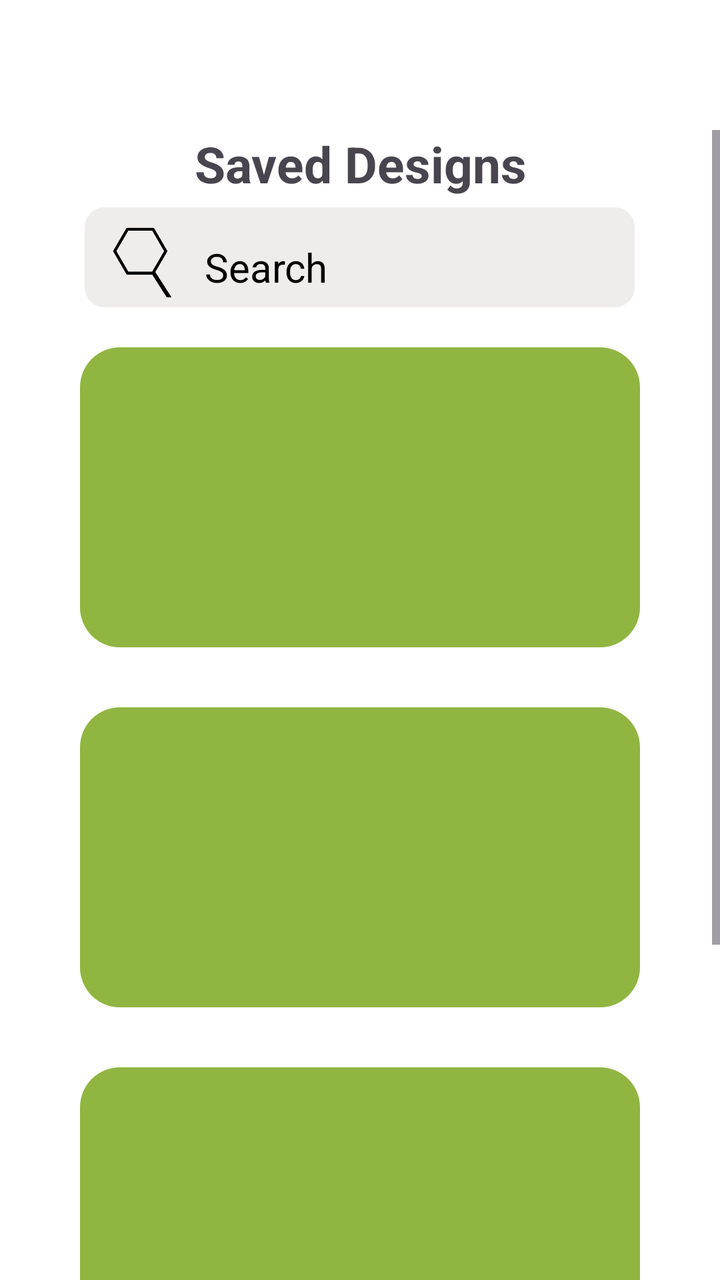
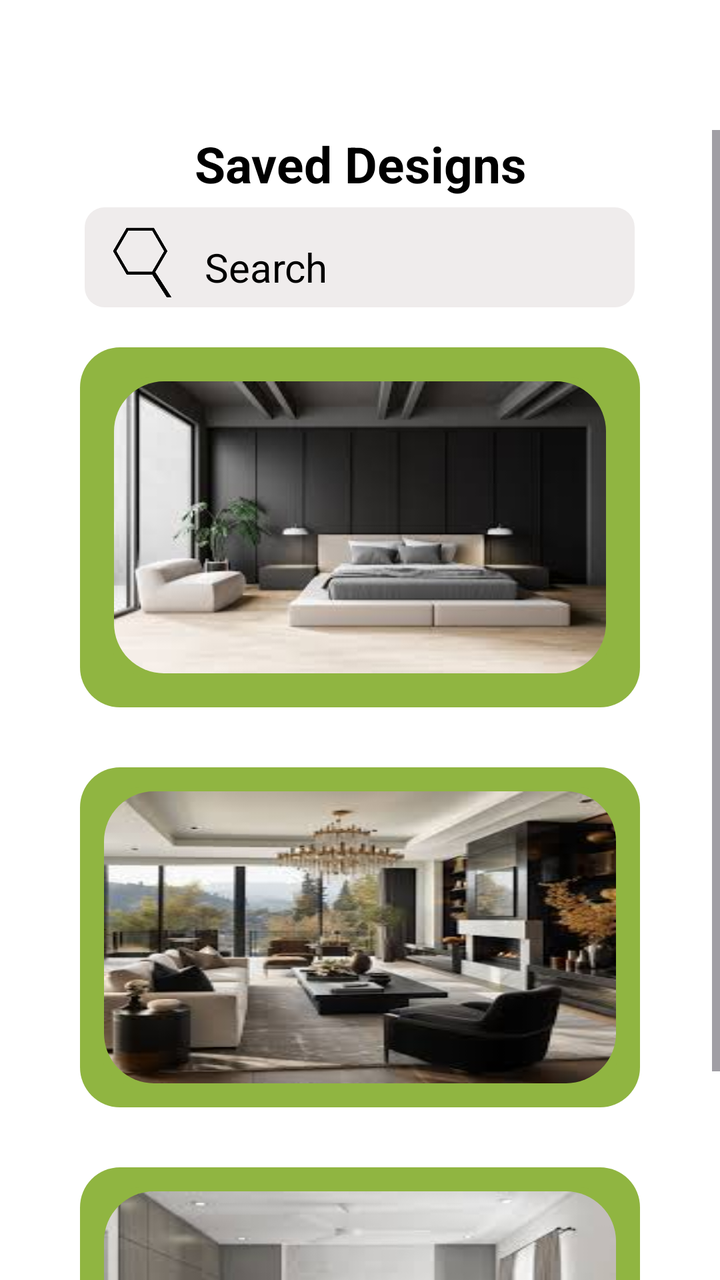

Screens rendered from an Android XML layout before and after an edit, with the pre-edit source and the edit as a unified diff.
<!-- AndroidManifest.xml: application theme Theme.LayoutLab -->
<!-- res/layout/activity_saved_design.xml -->
<?xml version="1.0" encoding="utf-8"?>
<LinearLayout xmlns:android="http://schemas.android.com/apk/res/android"
    xmlns:app="http://schemas.android.com/apk/res-auto"
    xmlns:tools="http://schemas.android.com/tools"
    android:id="@+id/main"
    android:layout_width="match_parent"
    android:layout_height="match_parent"
    tools:context=".savedDesign"
    android:orientation="vertical"
    android:background="@color/white">

    <LinearLayout
        android:layout_width="match_parent"
        android:layout_height="wrap_content"
        android:orientation="vertical">

        
        <LinearLayout
            android:layout_width="match_parent"
            android:layout_height="wrap_content"
            android:padding="5dp">

            <LinearLayout
                android:layout_width="0dp"
                android:layout_height="50dp"
                android:layout_weight="1"
                android:orientation="horizontal"
                android:gravity="start">

                <Button
                    android:id="@+id/btn_backSavedDesigns"
                    android:layout_width="50dp"
                    android:layout_height="50dp"
                    android:backgroundTint="@android:color/transparent"
                    android:foreground="@drawable/back_icon" />

            </LinearLayout>

            <LinearLayout
                android:layout_width="0dp"
                android:layout_height="50dp"
                android:layout_weight="1"
                android:orientation="horizontal"
                android:gravity="center">

                <com.google.android.material.button.MaterialButton
                    android:id="@+id/btn_logoHome"
                    android:layout_width="50dp"
                    android:layout_height="50dp"
                    android:foreground="@drawable/logo_transparent"
                    app:backgroundTint="@android:color/transparent"
                    android:clickable="false"/>

            </LinearLayout>

            <LinearLayout
                android:layout_width="0dp"
                android:layout_height="50dp"
                android:layout_weight="1"
                android:orientation="horizontal"
                android:gravity="start">

                <LinearLayout
                    android:layout_width="0dp"
                    android:layout_height="50dp"
                    android:layout_weight="1"
                    android:orientation="horizontal"
                    android:gravity="end">

                    <Button
                        android:id="@+id/btn_profileSavedDesigns"
                        android:layout_width="50dp"
                        android:layout_height="50dp"
                        android:backgroundTint="@android:color/transparent"
                        android:foreground="@drawable/profile_icon" />

                </LinearLayout>

            </LinearLayout>

        </LinearLayout>

        <ScrollView
            android:layout_width="match_parent"
            android:layout_height="0dp"
            android:layout_weight="1"
            android:clipToPadding="false"
            android:paddingTop="5dp">

            <LinearLayout
                android:layout_width="match_parent"
                android:layout_height="wrap_content"
                android:orientation="vertical">

                <LinearLayout
                    android:layout_width="match_parent"
                    android:layout_height="wrap_content"
                    android:orientation="vertical">

                    <TextView
                        android:layout_width="match_parent"
                        android:layout_height="wrap_content"
                        android:textAlignment="center"
                        android:text="Saved Designs"
                        android:textSize="25sp"
                        android:textStyle="bold"/>

                </LinearLayout>

                
                <LinearLayout
                    android:layout_width="match_parent"
                    android:layout_height="wrap_content"
                    android:gravity="center"
                    android:layout_margin="5dp">

                    <LinearLayout
                        android:layout_width="275dp"
                        android:layout_height="50dp"
                        android:orientation="horizontal"
                        android:padding="5dp"
                        android:background="@drawable/search">

                        <ImageView
                            android:layout_width="50dp"
                            android:layout_height="50dp"
                            android:background="@drawable/search_icon"/>


                        <EditText
                            android:id="@+id/etx_searchSavedDesign"
                            android:layout_width="match_parent"
                            android:layout_height="50dp"
                            android:background="@android:color/transparent"
                            android:hint="@string/search"
                            android:inputType="text"
                            android:padding="3dp"
                            android:paddingStart="5dp"
                            android:paddingEnd="5sp"
                            android:textColorHint="@color/black"
                            android:textSize="20sp" />

                    </LinearLayout>

                </LinearLayout>

                <LinearLayout
                    android:layout_width="match_parent"
                    android:layout_height="wrap_content"
                    android:orientation="vertical"
                    android:gravity="center"
                    android:paddingLeft="40dp"
                    android:paddingRight="40dp">

                    
                    <LinearLayout
                        android:id="@+id/lin_item1Explore"
                        android:layout_width="match_parent"
                        android:layout_height="150dp"
                        android:orientation="vertical"
                        android:layout_marginTop="15dp"
                        android:layout_marginBottom="15dp"
                        android:padding="5dp"
                        android:background="@drawable/scrollview_items">

                        <TextView
                            android:layout_width="match_parent"
                            android:layout_height="wrap_content"

                            android:textSize="25sp"
                            android:textColor="@color/white"
                            android:padding="5dp"/>

                    </LinearLayout>

                    
                    <LinearLayout
                        android:id="@+id/lin_item2Explore"
                        android:layout_width="match_parent"
                        android:layout_height="150dp"
                        android:orientation="vertical"
                        android:layout_marginTop="15dp"
                        android:layout_marginBottom="15dp"
                        android:background="@drawable/scrollview_items">

                        <TextView
                            android:layout_width="match_parent"
                            android:layout_height="wrap_content"

                            android:textSize="25sp"
                            android:textColor="@color/white"
                            android:padding="5dp"/>

                    </LinearLayout>

                    
                    <LinearLayout
                        android:id="@+id/lin_item3Explore"
                        android:layout_width="match_parent"
                        android:layout_height="150dp"
                        android:orientation="vertical"
                        android:layout_marginTop="15dp"
                        android:layout_marginBottom="15dp"
                        android:background="@drawable/scrollview_items">

                        <TextView
                            android:layout_width="match_parent"
                            android:layout_height="wrap_content"

                            android:textSize="25sp"
                            android:textColor="@color/white"
                            android:padding="5dp"/>

                    </LinearLayout>

                    
                    <LinearLayout
                        android:id="@+id/lin_item4Explore"
                        android:layout_width="match_parent"
                        android:layout_height="150dp"
                        android:orientation="vertical"
                        android:layout_marginTop="15dp"
                        android:layout_marginBottom="15dp"
                        android:background="@drawable/scrollview_items">

                        <TextView
                            android:layout_width="match_parent"
                            android:layout_height="wrap_content"

                            android:textSize="25sp"
                            android:textColor="@color/white"
                            android:padding="5dp"/>

                    </LinearLayout>

                </LinearLayout>

            </LinearLayout>

        </ScrollView>

    </LinearLayout>

</LinearLayout>
<!-- resources referenced by this layout -->
<resources>
  <color name="black">#FF000000</color>
  <color name="white">#FFFFFFFF</color>
  <!-- drawable back_icon: png bitmap (drawable, 28075 bytes) -->
  <!-- drawable logo_transparent: png bitmap (drawable, 37070 bytes) -->
  <!-- drawable profile_icon: png bitmap (drawable, 40205 bytes) -->
  <!-- drawable scrollview_items (drawable) -->
  <?xml version="1.0" encoding="UTF-8"?>
  <shape
      xmlns:android="http://schemas.android.com/apk/res/android">
      <solid
          android:color="#90B541"
          />
      <corners
          android:radius="20dp"
          />
  </shape>
  <!-- drawable search (drawable) -->
  <?xml version="1.0" encoding="UTF-8"?>
  <shape
      xmlns:android="http://schemas.android.com/apk/res/android">
      <solid
          android:color="#EFECEC"
          />
      <corners
          android:radius="10dp"
          />
  </shape>
  <!-- drawable search_icon: png bitmap (drawable, 32151 bytes) -->
  <string name="search">Search</string>
  <style name="Theme.LayoutLab" parent="Base.Theme.LayoutLab" />
  <style name="Base.Theme.LayoutLab" parent="Theme.Material3.DayNight.NoActionBar">
          
          
      </style>
</resources>

<!-- the commit's change to res/layout/activity_saved_design.xml (unified diff, before → after) -->
@@ -101,6 +101,7 @@
                         android:layout_width="match_parent"
                         android:layout_height="wrap_content"
                         android:textAlignment="center"
+                        android:textColor="@color/black"
                         android:text="Saved Designs"
                         android:textSize="25sp"
                         android:textStyle="bold"/>
@@ -156,20 +157,31 @@
                     <LinearLayout
                         android:id="@+id/lin_item1Explore"
                         android:layout_width="match_parent"
-                        android:layout_height="150dp"
-                        android:orientation="vertical"
+                        android:layout_height="wrap_content"
+                        android:orientation="horizontal"
                         android:layout_marginTop="15dp"
                         android:layout_marginBottom="15dp"
                         android:padding="5dp"
                         android:background="@drawable/scrollview_items">
 
-                        <TextView
-                            android:layout_width="match_parent"
-                            android:layout_height="wrap_content"
-
-                            android:textSize="25sp"
-                            android:textColor="@color/white"
-                            android:padding="5dp"/>
+                        <LinearLayout
+                            android:layout_width="0dp"
+                            android:layout_height="150dp"
+                            android:layout_weight="1"
+                            android:orientation="vertical"
+                            android:layout_margin="10dp"
+                            android:padding="2dp"
+                            android:background="@drawable/scrollview_items">
+
+                            <ImageView
+                                android:layout_width="match_parent"
+                                android:layout_height="match_parent"
+                                android:src="@drawable/design_1"
+                                android:clipToOutline="true"
+                                android:background="@drawable/library_item"
+                                android:scaleType="fitXY"/>
+
+                        </LinearLayout>
 
                     </LinearLayout>
 
@@ -177,59 +189,81 @@
                     <LinearLayout
                         android:id="@+id/lin_item2Explore"
                         android:layout_width="match_parent"
-                        android:layout_height="150dp"
-                        android:orientation="vertical"
+                        android:layout_height="wrap_content"
+                        android:orientation="horizontal"
                         android:layout_marginTop="15dp"
                         android:layout_marginBottom="15dp"
                         android:background="@drawable/scrollview_items">
 
-                        <TextView
-                            android:layout_width="match_parent"
-                            android:layout_height="wrap_content"
-
-                            android:textSize="25sp"
-                            android:textColor="@color/white"
-                            android:padding="5dp"/>
-
-                    </LinearLayout>
+                        <LinearLayout
+                            android:layout_width="0dp"
+                            android:layout_height="150dp"
+                            android:layout_weight="1"
+                            android:orientation="vertical"
+                            android:layout_margin="10dp"
+                            android:padding="2dp"
+                            android:background="@drawable/scrollview_items">
+
+                            <ImageView
+                                android:layout_width="match_parent"
+                                android:layout_height="match_parent"
+                                android:src="@drawable/design_2"
+                                android:clipToOutline="true"
+                                android:background="@drawable/library_item"
+                                android:scaleType="fitXY"/>
+
+                        </LinearLayout>
+
+                    </LinearLayout>
+
+
+
+
+
+
+
+
+
+
+
+
+
+
+
+
+
+
+
+
 
                     
                     <LinearLayout
-                        android:id="@+id/lin_item3Explore"
-                        android:layout_width="match_parent"
-                        android:layout_height="150dp"
-                        android:orientation="vertical"
+                        android:id="@+id/lin_item4Explore"
+                        android:layout_width="match_parent"
+                        android:layout_height="wrap_content"
+                        android:orientation="horizontal"
                         android:layout_marginTop="15dp"
                         android:layout_marginBottom="15dp"
                         android:background="@drawable/scrollview_items">
 
-                        <TextView
-                            android:layout_width="match_parent"
-                            android:layout_height="wrap_content"
-
-                            android:textSize="25sp"
-                            android:textColor="@color/white"
-                            android:padding="5dp"/>
-
-                    </LinearLayout>
-
-                    
-                    <LinearLayout
-                        android:id="@+id/lin_item4Explore"
-                        android:layout_width="match_parent"
-                        android:layout_height="150dp"
-                        android:orientation="vertical"
-                        android:layout_marginTop="15dp"
-                        android:layout_marginBottom="15dp"
-                        android:background="@drawable/scrollview_items">
-
-                        <TextView
-                            android:layout_width="match_parent"
-                            android:layout_height="wrap_content"
-
-                            android:textSize="25sp"
-                            android:textColor="@color/white"
-                            android:padding="5dp"/>
+                        <LinearLayout
+                            android:layout_width="0dp"
+                            android:layout_height="150dp"
+                            android:layout_weight="1"
+                            android:orientation="vertical"
+                            android:layout_margin="10dp"
+                            android:padding="2dp"
+                            android:background="@drawable/scrollview_items">
+
+                            <ImageView
+                                android:layout_width="match_parent"
+                                android:layout_height="match_parent"
+                                android:src="@drawable/design_3"
+                                android:clipToOutline="true"
+                                android:background="@drawable/library_item"
+                                android:scaleType="fitXY"/>
+
+                        </LinearLayout>
 
                     </LinearLayout>
 
<!-- resource entries referenced after the edit -->
@@ -3,6 +3,19 @@
   <color name="black">#FF000000</color>
   <color name="white">#FFFFFFFF</color>
   <!-- drawable back_icon: png bitmap (drawable, 28075 bytes) -->
+  <!-- drawable design_1: jpg bitmap (drawable, 6171 bytes) -->
+  <!-- drawable design_2: jpg bitmap (drawable, 10132 bytes) -->
+  <!-- drawable design_3: jpg bitmap (drawable, 5565 bytes) -->
+  <!-- drawable library_item (drawable) -->
+  <?xml version="1.0" encoding="utf-8"?>
+  <shape xmlns:android="http://schemas.android.com/apk/res/android"
+      android:shape="rectangle">
+      <size
+          android:width="100dp"
+          android:height="100dp" />
+      <corners android:radius="25dp"/>
+  
+  </shape>
   <!-- drawable logo_transparent: png bitmap (drawable, 37070 bytes) -->
   <!-- drawable profile_icon: png bitmap (drawable, 40205 bytes) -->
   <!-- drawable scrollview_items (drawable) -->
